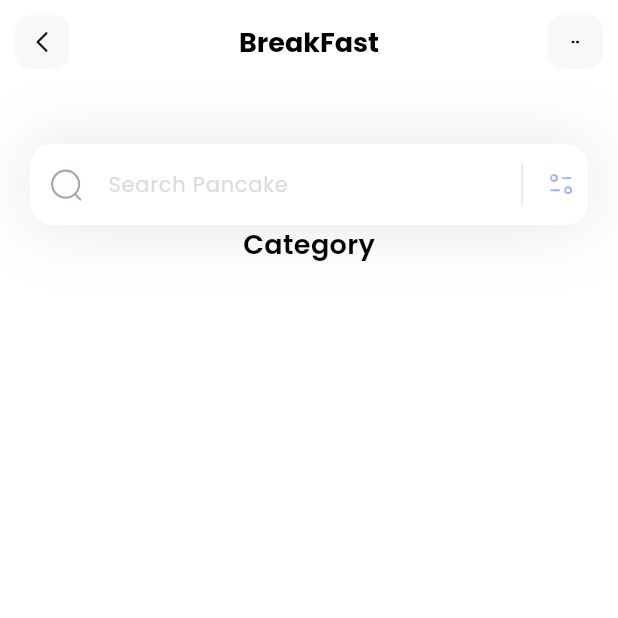
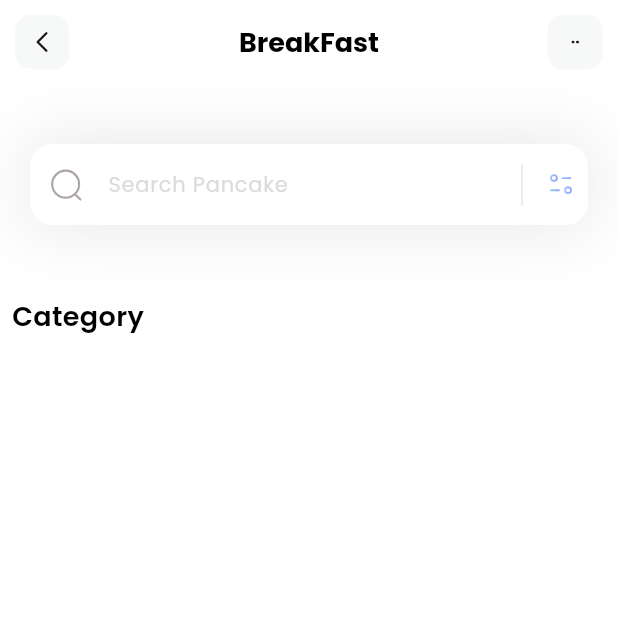
Before and after one commit to Birkity/Flutter-Fitness, a Flutter app: the screen it shows after launch, on a phone screen of 412 x 824 dp, the top half of it. Run offline on Flutter 3.47's test engine with Material 3 defaults, Android fonts, the phone set to English and light mode, and no system bars; our stand-ins replace flutter_svg.

Commit message:
"Added cross-axis alignment to Column, inserted SizedBox, and wrapped Text with Padding."

```diff
--- a/lib/pages/home.dart
+++ b/lib/pages/home.dart
@@ -10,15 +10,22 @@ class HomePage extends StatelessWidget {
       appBar: appBar(),
       backgroundColor: Colors.white,
       body: Column(
+        crossAxisAlignment: CrossAxisAlignment.start,
         children: [
           _searchField(),
+          SizedBox(
+            height: 40,
+          ),
           Column(children: [
-            Text('Category',
-                style: TextStyle(
-                  color: Colors.black,
-                  fontSize: 18,
-                  fontWeight: FontWeight.w600,
-                ))
+            Padding(
+              padding: const EdgeInsets.all(8.0),
+              child: Text('Category',
+                  style: TextStyle(
+                    color: Colors.black,
+                    fontSize: 18,
+                    fontWeight: FontWeight.w600,
+                  )),
+            )
           ]),
         ],
       ),
```
